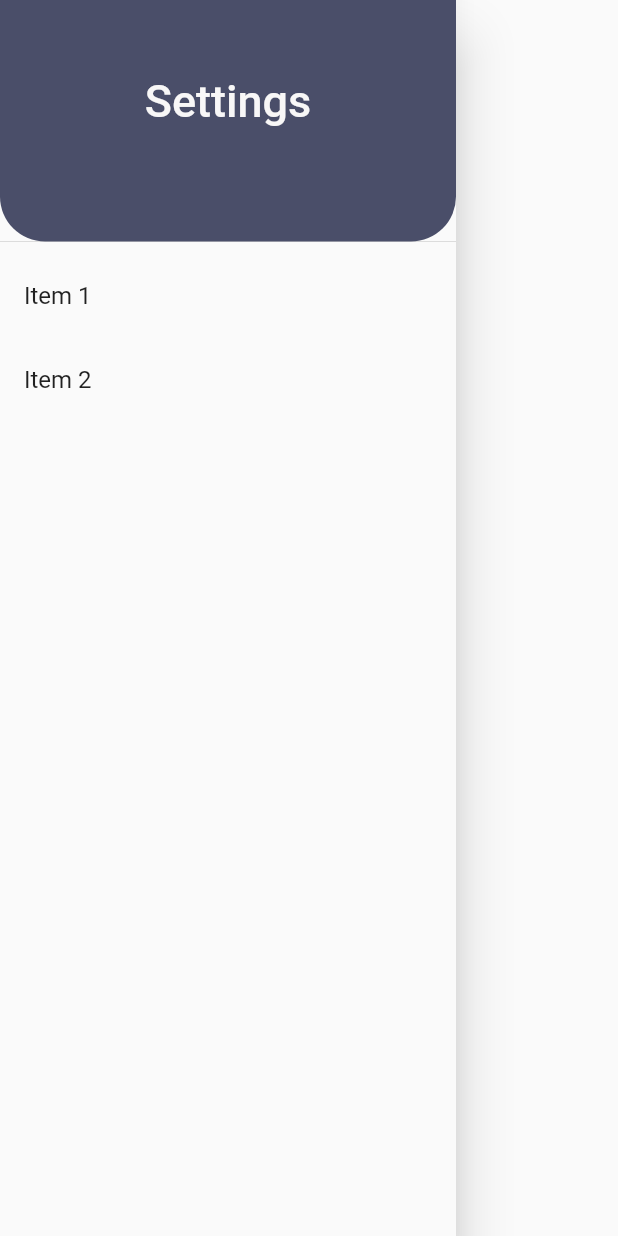
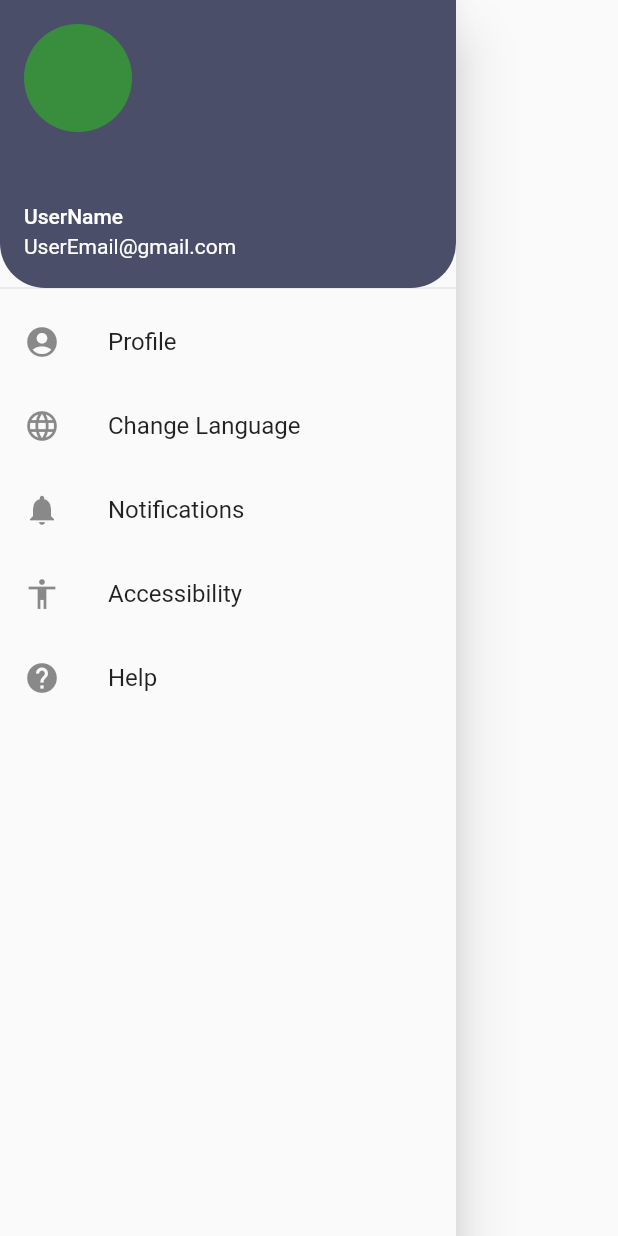
Before and after one commit to DryStuffz/SCU-FIH-App, a Flutter app: the SettingsDrawer widget shown alone on an empty page, opened directly, on a phone screen of 412 x 824 dp. Run offline on Flutter 3.47's test engine with Material 2 defaults, Android fonts, the light colour scheme and no system bars.

Commit message:
Update settings.dart

```diff
--- a/app/lib/settings.dart
+++ b/app/lib/settings.dart
@@ -18,20 +18,24 @@ class _SettingsDrawerState extends State<SettingsDrawer> {
         // Important: Remove any padding from the ListView.
         padding: EdgeInsets.zero,
         children: [
-            const DrawerHeader(
-              padding: EdgeInsets.all(50),
+          const SizedBox(
+            height: 200.0,
+            child: UserAccountsDrawerHeader(
+              accountName: Text('UserName'),
+              accountEmail: Text('UserEmail@gmail.com'),
+              currentAccountPicture: CircleAvatar(),
               decoration: BoxDecoration(
                 color: Color(0xFF4A4E69),
-                borderRadius:  BorderRadius.vertical(
+                borderRadius: BorderRadius.vertical(
                   top: Radius.circular(0),
                   bottom: Radius.circular(30),
                 ),
               ),
-              child:Text('Settings', textAlign: TextAlign.center, style: TextStyle(color: Color(0xFFF8F7F7), fontSize: 30,  )),
-
+            ),
           ),
           ListTile(
-              title: const Text('Item 1'),
+            leading: const Icon(Icons.account_circle),
+            title: const Text('Profile'),
             onTap: () {
               // Update the state of the app
               // ...
@@ -40,7 +44,38 @@ class _SettingsDrawerState extends State<SettingsDrawer> {
             },
           ),
           ListTile(
-              title: const Text('Item 2'),
+            leading: const Icon(Icons.language),
+            title: const Text('Change Language'),
+            onTap: () {
+              // Update the state of the app
+              // ...
+              // Then close the drawer
+              Navigator.pop(context);
+            },
+          ),
+          ListTile(
+            leading: const Icon(Icons.notifications),
+            title: const Text('Notifications'),
+            onTap: () {
+              // Update the state of the app
+              // ...
+              // Then close the drawer
+              Navigator.pop(context);
+            },
+          ),
+          ListTile(
+            leading: const Icon(Icons.accessibility),
+            title: const Text('Accessibility'),
+            onTap: () {
+              // Update the state of the app
+              // ...
+              // Then close the drawer
+              Navigator.pop(context);
+            },
+          ),
+          ListTile(
+            leading: const Icon(Icons.help),
+            title: const Text('Help'),
             onTap: () {
               // Update the state of the app
               // ...
```
Lines whose indentation alone changed are shown as unchanged.
